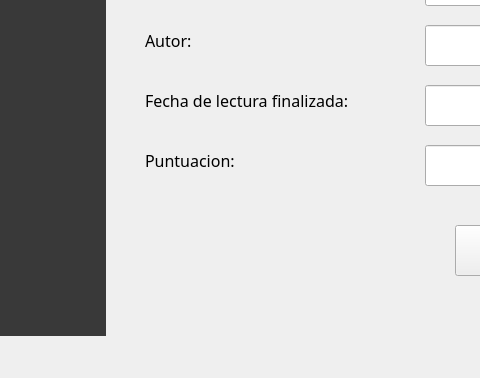
Qt form mainwindow.ui (Aixeny/Proyecto-final-progra-2026-A) before a commit; both pictures show x 365 to 845 and y 235 to 613 of the 1109 by 613 pixel window.
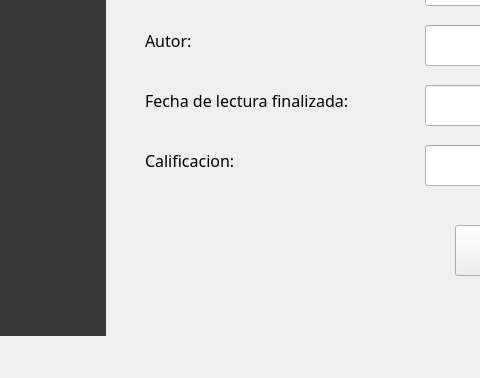
The same form after that commit.

The edit to the form file:
```diff
--- a/mainwindow.ui
+++ b/mainwindow.ui
@@ -254,7 +254,7 @@
        </font>
       </property>
       <property name="text">
-       <string>Puntuacion: </string>
+       <string>Calificacion:</string>
       </property>
      </widget>
      <widget class="QLineEdit" name="lineEdit">
```
Left out of the diff: 46 changed lines with no effect on the pictures.
